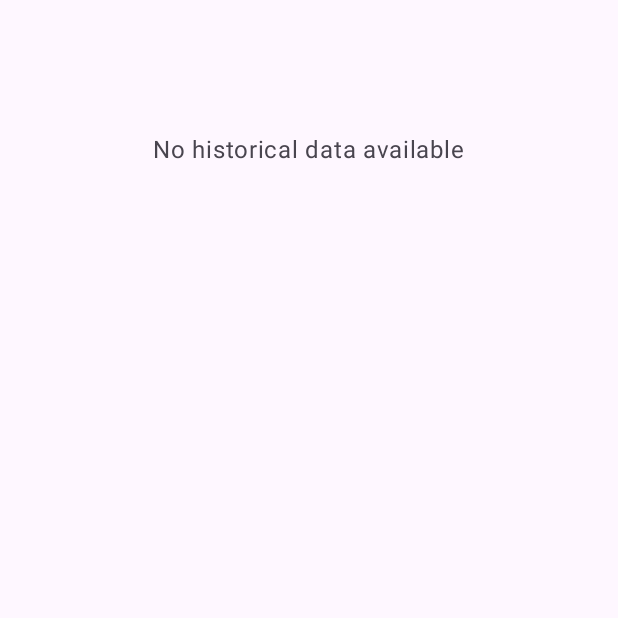
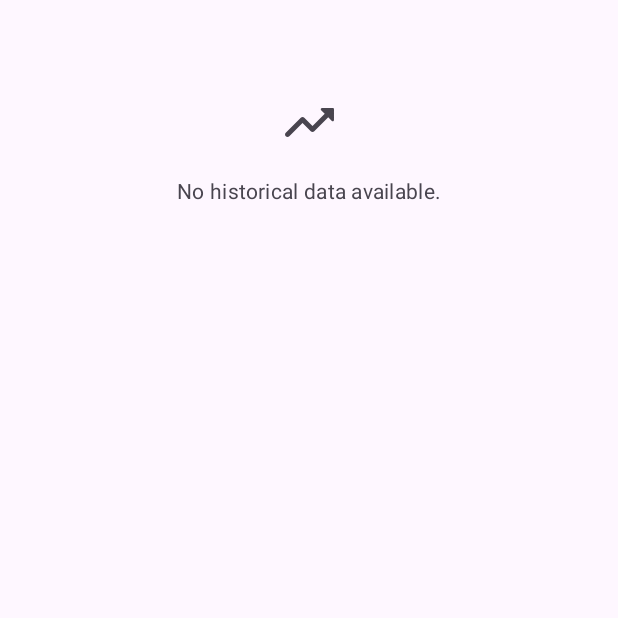
Before and after one commit to JoshLudahl/annette, an Android app built with Jetpack Compose: the composable ItemHistoricalChart called with empty values, on a phone screen of 412 x 824 dp, the top half of it. Run offline under Robolectric (Android 15) with nearby library versions, the phone set to English and light mode, and no system bars; libraries missing offline, so code that uses them is left out: com.patrykandpatrick.vico.

Commit message:
Refine "No historical data" message in Charts
This commit enhances the placeholder displayed in `Charts.kt` when there is insufficient historical data to render a line chart.

Previously, only a text message "No historical data available" was shown.

Key changes:
- The placeholder is now a `Column` to allow for vertical arrangement of an icon and text.
- An `Icon` (`Icons.AutoMirrored.Rounded.TrendingUp`) is added above the text to provide a visual cue.
- The text message is updated to "No historical data available." (period added).
- Styling is applied to the icon and text to align with `MaterialTheme`.
- Padding is added between the icon and the text.

```diff
--- a/app/src/main/java/com/softklass/annette/ui/components/Charts.kt
+++ b/app/src/main/java/com/softklass/annette/ui/components/Charts.kt
@@ -1,9 +1,15 @@
 package com.softklass.annette.ui.components
 
 import android.util.Log
-import androidx.compose.foundation.layout.Box
+import androidx.compose.foundation.layout.Arrangement
+import androidx.compose.foundation.layout.Column
 import androidx.compose.foundation.layout.fillMaxWidth
 import androidx.compose.foundation.layout.height
+import androidx.compose.foundation.layout.padding
+import androidx.compose.foundation.layout.size
+import androidx.compose.material.icons.Icons
+import androidx.compose.material.icons.automirrored.rounded.TrendingUp
+import androidx.compose.material3.Icon
 import androidx.compose.material3.MaterialTheme
 import androidx.compose.material3.Text
 import androidx.compose.runtime.Composable
@@ -98,15 +104,25 @@ fun ItemHistoricalChart(values: List<BalanceSheetValues>) {
 
     // Guard: need at least two points to draw a line chart safely
     if (latestPerDay.size < 2) {
-        Box(
+        Column(
             modifier = Modifier
                 .fillMaxWidth()
                 .height(200.dp),
-            contentAlignment = Alignment.Center
+            horizontalAlignment = Alignment.CenterHorizontally,
+            verticalArrangement = Arrangement.Center
         ) {
+            Icon(
+                imageVector = Icons.AutoMirrored.Rounded.TrendingUp,
+                contentDescription = "No historical data",
+                tint = MaterialTheme.colorScheme.onSurfaceVariant,
+                modifier = Modifier.size(40.dp)
+            )
+
             Text(
-                text = "No historical data available",
-                color = MaterialTheme.colorScheme.onSurfaceVariant
+                text = "No historical data available.",
+                color = MaterialTheme.colorScheme.onSurfaceVariant,
+                style = MaterialTheme.typography.bodyMedium,
+                modifier = Modifier.padding(top = 16.dp)
             )
         }
     } else {
```
